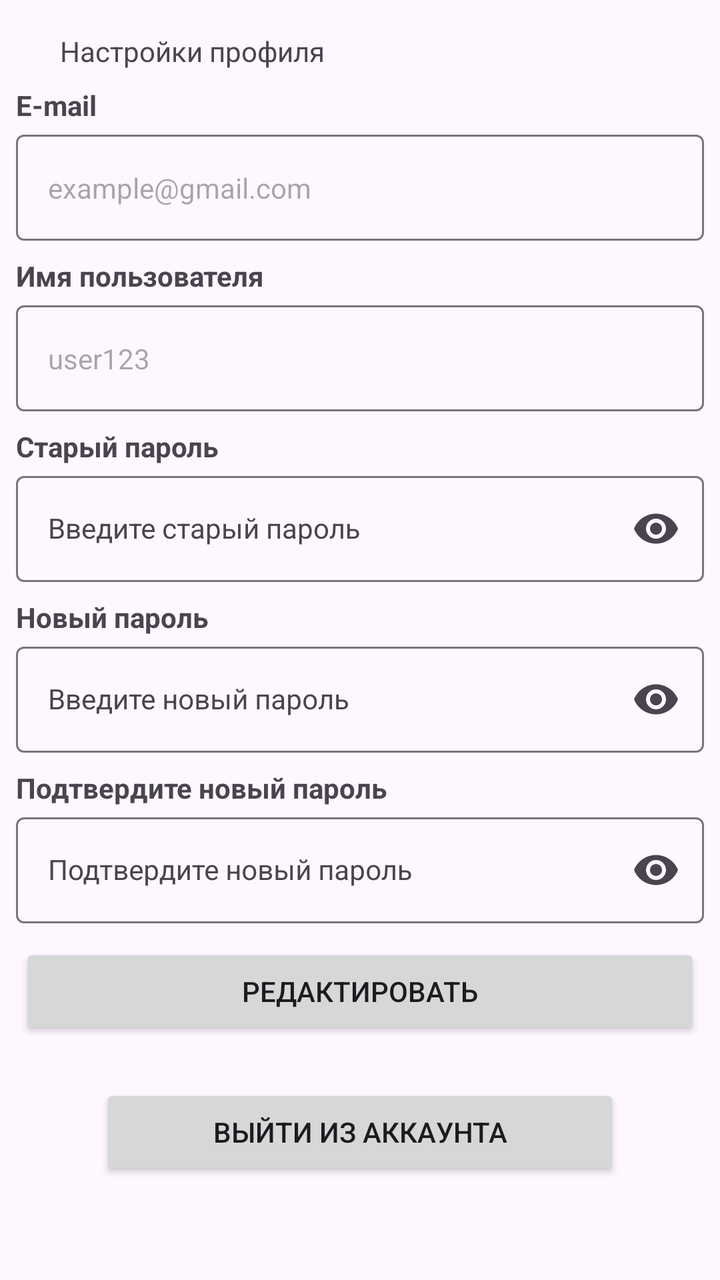
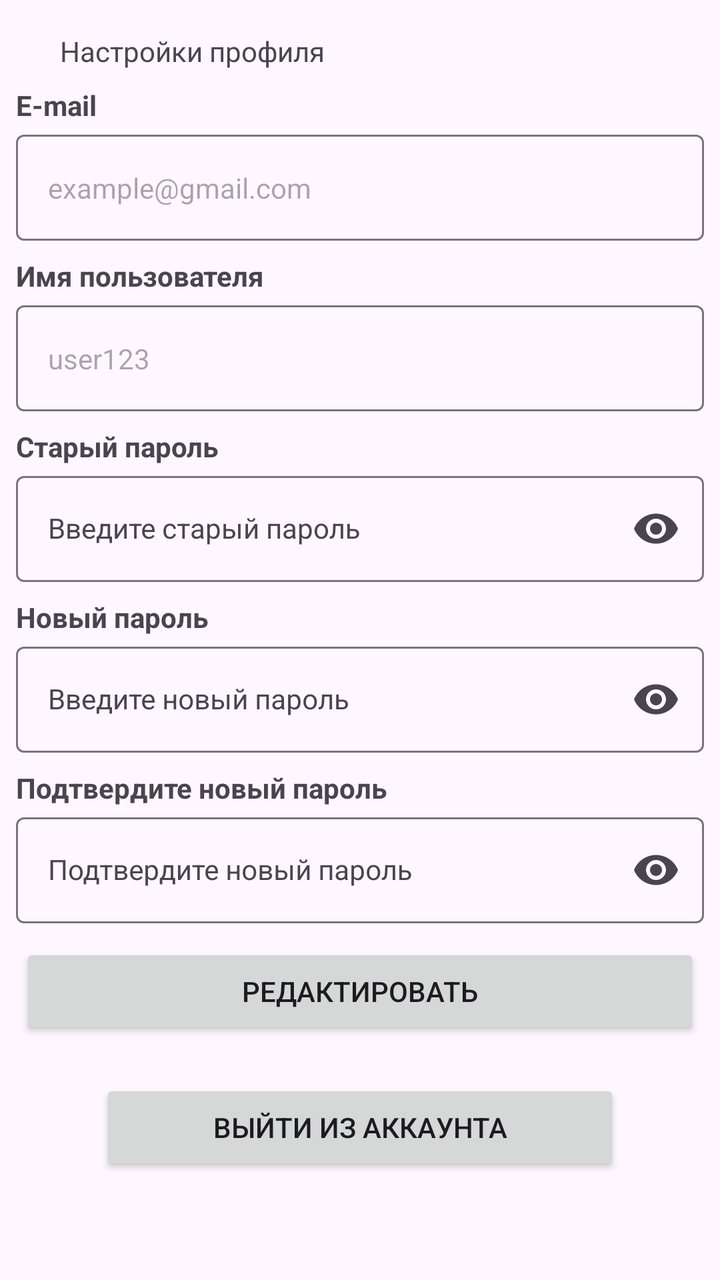

Two renders of the same Android screen: before a commit and after it. Below are the layout's source before the change and the commit's diff.
<!-- AndroidManifest.xml: application theme Theme.TowTracker -->
<!-- res/layout/fragment_profile.xml -->
<?xml version="1.0" encoding="utf-8"?>
<androidx.constraintlayout.widget.ConstraintLayout xmlns:android="http://schemas.android.com/apk/res/android"
    xmlns:app="http://schemas.android.com/apk/res-auto"
    xmlns:tools="http://schemas.android.com/tools"
    android:layout_width="match_parent"
    android:layout_height="match_parent"
    android:orientation="vertical">

    <TextView
        app:layout_constraintTop_toTopOf="parent"
        app:layout_constraintStart_toStartOf="parent"
        android:id="@+id/profileTextView"
        android:layout_width="wrap_content"
        android:layout_height="wrap_content"
        android:text="Настройки профиля"
        android:textSize="14sp"
        android:layout_marginStart="30dp"
        android:layout_marginTop="16dp"
        android:layout_marginBottom="20dp"/>

    
    <LinearLayout
        app:layout_constraintTop_toBottomOf="@+id/profileTextView"
        app:layout_constraintStart_toStartOf="parent"
        android:id="@+id/emailLinear"
        android:layout_width="match_parent"
        android:layout_height="wrap_content"
        android:layout_margin="8dp"
        android:orientation="vertical">

        <TextView
            android:layout_width="wrap_content"
            android:layout_height="wrap_content"
            android:textStyle="bold"
            android:text="@string/email"
            android:textAppearance="@style/TextAppearance.AppCompat.Small" />

        <com.google.android.material.textfield.TextInputLayout
            android:id="@+id/emailTextLayout"
            android:layout_width="match_parent"
            android:layout_height="wrap_content">

            <com.google.android.material.textfield.TextInputEditText
                android:id="@+id/emailEditText"
                android:layout_width="match_parent"
                android:enabled="false"
                android:layout_height="wrap_content"
                android:text="@string/example_email"
                android:textAppearance="@style/TextAppearance.AppCompat.Small" />
        </com.google.android.material.textfield.TextInputLayout>
    </LinearLayout>

    
    <LinearLayout
        app:layout_constraintTop_toBottomOf="@+id/emailLinear"
        app:layout_constraintStart_toStartOf="parent"
        android:id="@+id/usernameLinear"
        android:layout_width="match_parent"
        android:layout_height="wrap_content"
        android:layout_margin="8dp"
        android:orientation="vertical">

        <TextView
            android:layout_width="wrap_content"
            android:layout_height="wrap_content"
            android:textStyle="bold"
            android:text="@string/username"
            android:textAppearance="@style/TextAppearance.AppCompat.Small" />

        <com.google.android.material.textfield.TextInputLayout
            android:id="@+id/usernameTextLayout"
            android:layout_width="match_parent"
            android:layout_height="wrap_content">

            <com.google.android.material.textfield.TextInputEditText
                android:id="@+id/usernameEditText"
                android:layout_width="match_parent"
                android:enabled="false"
                android:layout_height="wrap_content"
                android:text="@string/example_username"
                android:textAppearance="@style/TextAppearance.AppCompat.Small" />
        </com.google.android.material.textfield.TextInputLayout>
    </LinearLayout>

    
    <LinearLayout
        app:layout_constraintTop_toBottomOf="@+id/usernameLinear"
        app:layout_constraintStart_toStartOf="parent"
        android:id="@+id/passwordLinear"
        android:layout_width="match_parent"
        android:layout_height="wrap_content"
        android:layout_margin="8dp"
        android:orientation="vertical">

        <TextView
            android:id="@+id/passwordTextView"
            android:layout_width="wrap_content"
            android:layout_height="wrap_content"
            android:textStyle="bold"
            android:text="Старый пароль"
            android:textAppearance="@style/TextAppearance.AppCompat.Small" />

        <com.google.android.material.textfield.TextInputLayout
            android:id="@+id/passwordTextLayout"
            android:layout_width="match_parent"
            android:layout_height="wrap_content"
            app:endIconMode="password_toggle">

            <com.google.android.material.textfield.TextInputEditText
                android:id="@+id/passwordEditText"
                android:layout_width="match_parent"
                android:layout_height="wrap_content"
                android:enabled="false"
                android:inputType="textPassword"
                android:hint="Введите старый пароль"
                android:textAppearance="@style/TextAppearance.AppCompat.Small" />
        </com.google.android.material.textfield.TextInputLayout>
    </LinearLayout>

    
    <LinearLayout
        app:layout_constraintTop_toBottomOf="@+id/passwordLinear"
        app:layout_constraintStart_toStartOf="parent"
        android:id="@+id/newPasswordLinear"
        android:layout_width="match_parent"
        android:layout_height="wrap_content"
        android:layout_margin="8dp"
        android:orientation="vertical">

        <TextView
            android:layout_width="wrap_content"
            android:layout_height="wrap_content"
            android:textStyle="bold"
            android:text="Новый пароль"
            android:textAppearance="@style/TextAppearance.AppCompat.Small" />

        <com.google.android.material.textfield.TextInputLayout
            android:id="@+id/newPasswordTextLayout"
            android:layout_width="match_parent"
            android:layout_height="wrap_content"
            app:endIconMode="password_toggle">

            <com.google.android.material.textfield.TextInputEditText
                android:id="@+id/newPasswordEditText"
                android:layout_width="match_parent"
                android:layout_height="wrap_content"
                android:enabled="false"
                android:hint="Введите новый пароль"
                android:inputType="textPassword"
                android:textAppearance="@style/TextAppearance.AppCompat.Small" />

        </com.google.android.material.textfield.TextInputLayout>
    </LinearLayout>

    
    <LinearLayout
        app:layout_constraintTop_toBottomOf="@+id/newPasswordLinear"
        app:layout_constraintStart_toStartOf="parent"
        android:id="@+id/repeatedPasswordLinear"
        android:layout_width="match_parent"
        android:layout_height="wrap_content"
        android:layout_margin="8dp"
        android:orientation="vertical">

        <TextView
            android:layout_width="wrap_content"
            android:layout_height="wrap_content"
            android:textStyle="bold"
            android:text="Подтвердите новый пароль"
            android:textAppearance="@style/TextAppearance.AppCompat.Small" />

        <com.google.android.material.textfield.TextInputLayout
            android:id="@+id/repeatedPasswordTextLayout"
            android:layout_width="match_parent"
            android:layout_height="wrap_content"
            app:endIconMode="password_toggle">

            <com.google.android.material.textfield.TextInputEditText
                android:id="@+id/repeatedPasswordEditText"
                android:layout_width="match_parent"
                android:layout_height="wrap_content"
                android:enabled="false"
                android:inputType="textPassword"
                android:hint="Подтвердите новый пароль"
                android:textAppearance="@style/TextAppearance.AppCompat.Small" />

        </com.google.android.material.textfield.TextInputLayout>
    </LinearLayout>

    <Button
        app:layout_constraintTop_toBottomOf="@+id/repeatedPasswordLinear"
        app:layout_constraintStart_toStartOf="parent"
        android:id="@+id/editButton"
        android:layout_width="match_parent"
        android:layout_height="wrap_content"
        android:layout_margin="10dp"
        android:text="@string/edit"
        tools:visibility="visible" />

    <Button
        app:layout_constraintTop_toBottomOf="@+id/editButton"
        app:layout_constraintStart_toStartOf="parent"
        android:id="@+id/cancelButton"
        android:layout_width="match_parent"
        android:layout_height="wrap_content"
        android:layout_margin="10dp"
        android:text="Отмена"
        android:visibility="gone"
        tools:visibility="visible" />

    <Button
        app:layout_constraintBottom_toBottomOf="parent"
        app:layout_constraintStart_toStartOf="parent"
        android:id="@+id/exitButton"
        android:layout_width="match_parent"
        android:layout_height="wrap_content"
        android:layout_margin="50dp"
        android:text="@string/exit" />

    <TextView
        android:id="@+id/errorTextView"
        android:layout_width="match_parent"
        android:layout_height="0dp"
        android:layout_margin="8dp"
        android:background="?android:windowBackground"
        android:gravity="center"
        android:text="Невозможно отобразить данные без соединения с интернетом"
        android:textSize="14sp"
        android:visibility="gone"
        app:layout_constraintBottom_toTopOf="@id/exitButton"
        app:layout_constraintTop_toTopOf="parent" />

</androidx.constraintlayout.widget.ConstraintLayout>
<!-- resources referenced by this layout -->
<resources>
  <string name="edit">Редактировать</string>
  <string name="email">E-mail</string>
  <string name="example_email">example@gmail.com</string>
  <string name="example_username">user123</string>
  <string name="exit">Выйти из аккаунта</string>
  <string name="username">Имя пользователя</string>
  <style name="Theme.TowTracker" parent="Base.Theme.TowTracker" />
  <style name="Base.Theme.TowTracker" parent="Theme.Material3.DayNight.NoActionBar">
          
          
          <item name="windowActionBar">false</item>
          <item name="windowNoTitle">true</item>
      </style>
</resources>

<!-- the commit's change to res/layout/fragment_profile.xml (unified diff, before → after) -->
@@ -209,12 +209,13 @@
         tools:visibility="visible" />
 
     <Button
-        app:layout_constraintBottom_toBottomOf="parent"
+        app:layout_constraintTop_toBottomOf="@+id/cancelButton"
         app:layout_constraintStart_toStartOf="parent"
         android:id="@+id/exitButton"
         android:layout_width="match_parent"
         android:layout_height="wrap_content"
-        android:layout_margin="50dp"
+        android:layout_marginHorizontal="50dp"
+        android:layout_marginVertical="20dp"
         android:text="@string/exit" />
 
     <TextView
